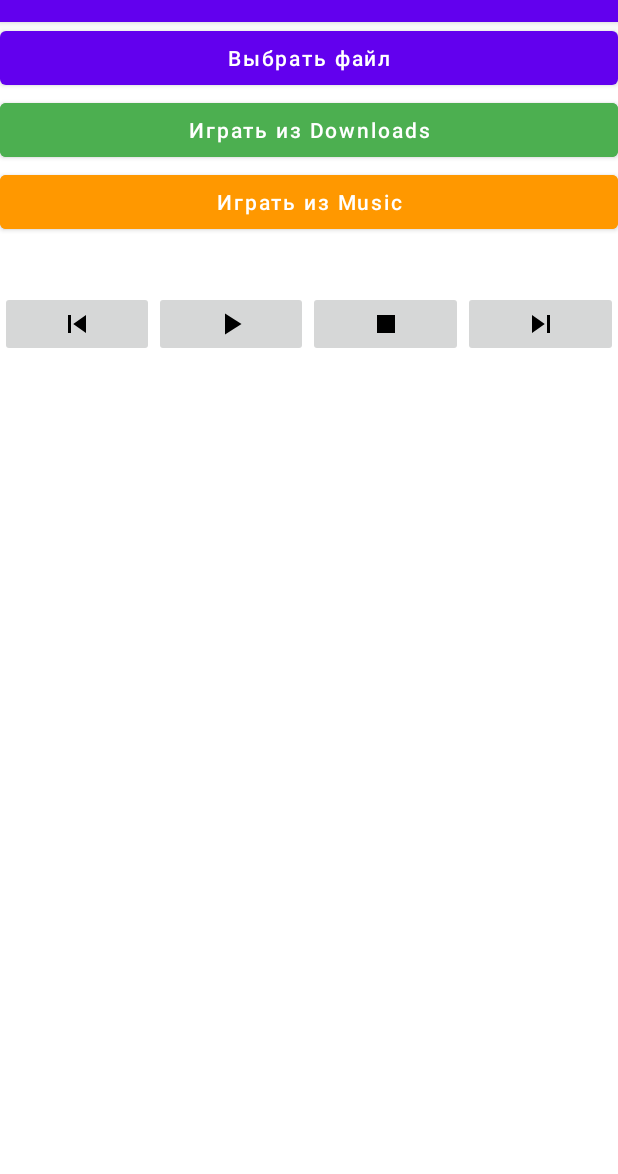
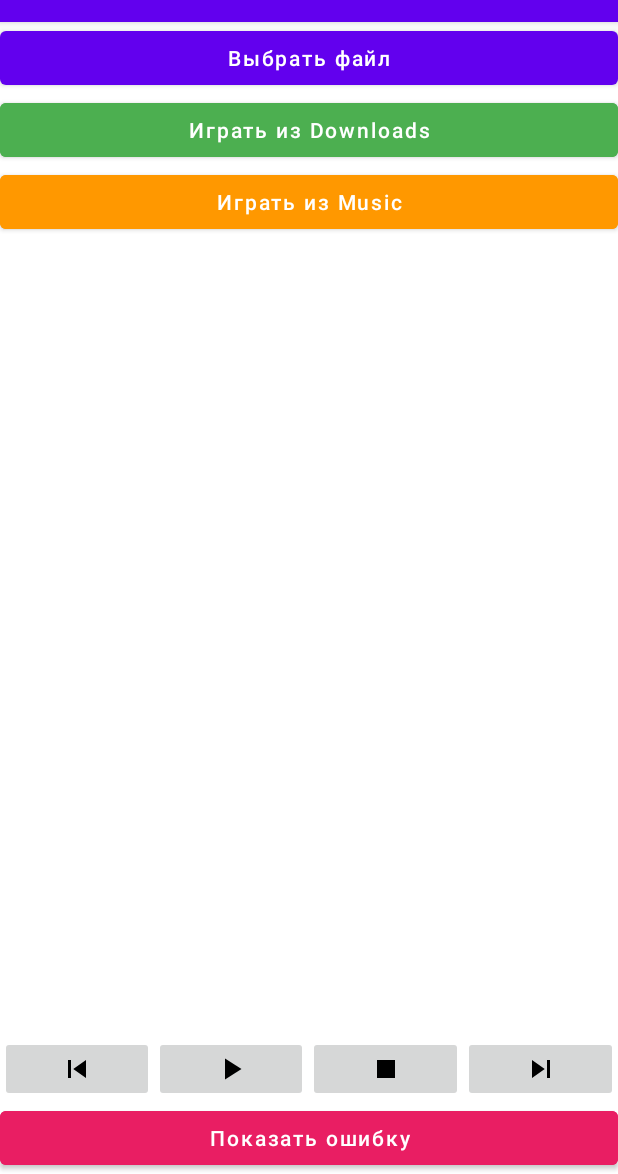
Before and after one commit to aakumykov/player_service_619, an Android app: the screen it shows after launch (MainActivity), on a phone screen of 412 x 824 dp, the part 62-1236 px from its top. Run offline under Robolectric (Android 15) with nearby library versions, the phone set to English and light mode, and no system bars; libraries missing offline, so code that uses them is left out: com.gitlab.aakumykov, com.google.android.exoplayer2, permissions.dispatcher; 3 statements that could not run were skipped.

Commit message:
Разметка с прокруткой поля с текстом ошибки.

```diff
--- a/app/src/main/res/layout/activity_main.xml
+++ b/app/src/main/res/layout/activity_main.xml
@@ -10,13 +10,15 @@
         android:id="@+id/pickFileButton"
         android:layout_width="match_parent"
         android:layout_height="wrap_content"
-        android:textAllCaps="false"
-        android:text="Выбрать файл" />
+        android:layout_weight="0"
+        android:text="Выбрать файл"
+        android:textAllCaps="false" />
 
     <Button
         android:id="@+id/playDownloadsButton"
         android:layout_width="match_parent"
         android:layout_height="wrap_content"
+        android:layout_weight="0"
         android:backgroundTint="#4CAF50"
         android:text="Играть из Downloads"
         android:textAllCaps="false" />
@@ -25,30 +27,46 @@
         android:id="@+id/playMusicButton"
         android:layout_width="match_parent"
         android:layout_height="wrap_content"
+        android:layout_weight="0"
         android:backgroundTint="#FF9800"
         android:text="Играть из Music"
         android:textAllCaps="false" />
 
     <TextView
-        android:id="@+id/errorView"
-        android:layout_width="match_parent"
-        android:layout_height="wrap_content"
-        android:textColor="@color/error_msg"
-        android:padding="8dp"
-        tools:visibility="visible"
-        android:visibility="gone" />
-
-    <TextView
         android:id="@+id/infoView"
         android:layout_width="match_parent"
         android:layout_height="wrap_content"
+        android:layout_weight="0"
+        android:padding="8dp"
         android:textAlignment="center"
-        tools:text="Название трека"
-        android:padding="8dp" />
+        tools:text="Название трека" />
+
+    <ScrollView
+        android:layout_width="match_parent"
+        android:layout_height="wrap_content"
+        android:layout_weight="1">
+
+        <LinearLayout
+            android:layout_width="match_parent"
+            android:layout_height="wrap_content"
+            android:orientation="vertical">
+
+            <TextView
+                android:id="@+id/errorView"
+                android:layout_width="match_parent"
+                android:layout_height="wrap_content"
+                android:padding="8dp"
+                android:textColor="@color/error_msg"
+                android:visibility="gone"
+                tools:text="@string/testing_error"
+                tools:visibility="visible" />
+        </LinearLayout>
+    </ScrollView>
 
     <LinearLayout
         android:layout_width="match_parent"
         android:layout_height="wrap_content"
+        android:layout_weight="0"
         android:orientation="horizontal">
 
         <ImageButton
@@ -80,4 +98,13 @@
             app:srcCompat="@drawable/ic_baseline_skip_next_24" />
     </LinearLayout>
 
+    <Button
+        android:id="@+id/errorButton"
+        android:layout_width="match_parent"
+        android:layout_height="wrap_content"
+        android:layout_weight="0"
+        android:backgroundTint="#E91E63"
+        android:text="Показать ошибку"
+        android:textAllCaps="false" />
+
 </LinearLayout>
```
